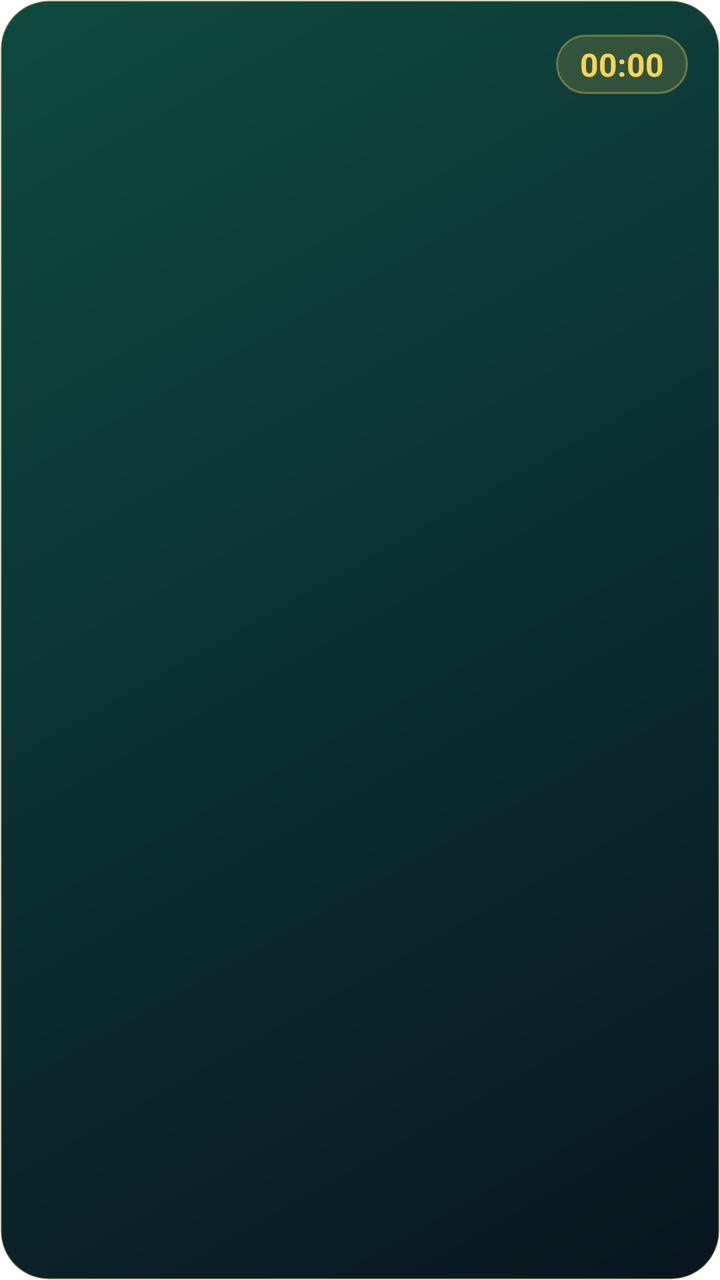
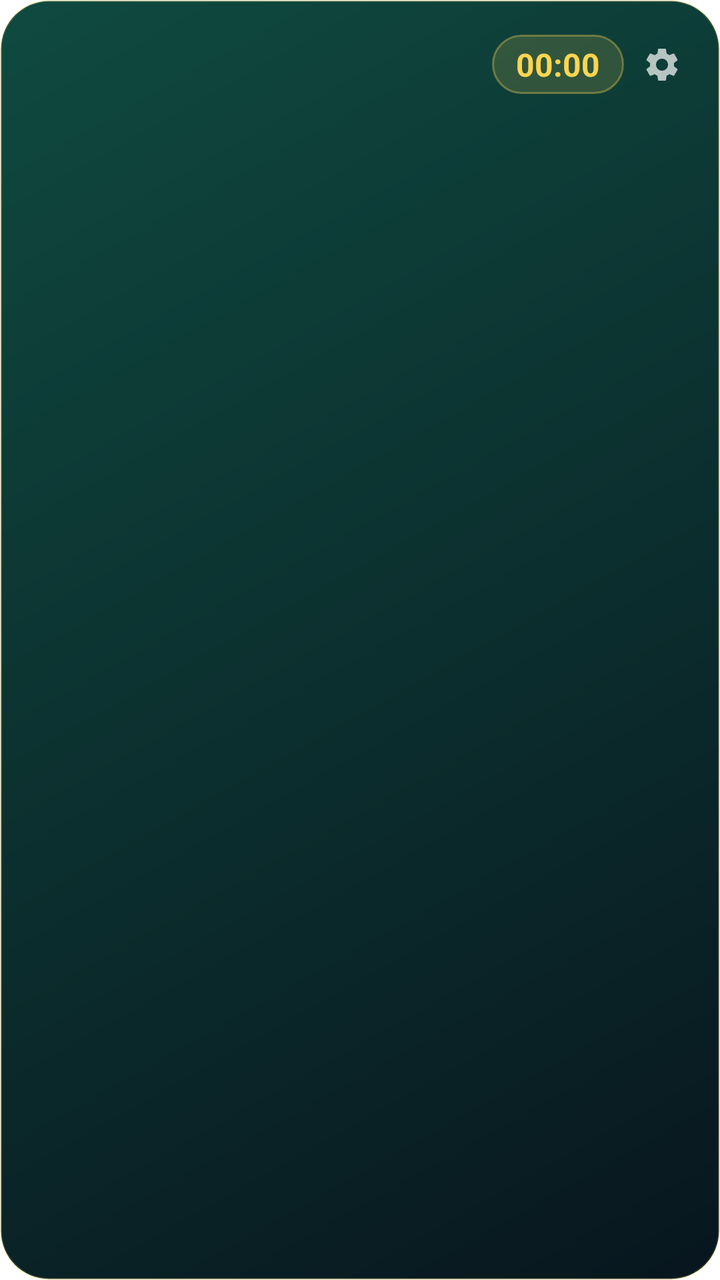

Screens rendered from an Android XML layout before and after an edit, with the pre-edit source and the edit as a unified diff.
<!-- AndroidManifest.xml: fallback theme Theme.MaterialComponents.DayNight.NoActionBar -->
<!-- res/layout/widget_prayer_medium.xml -->
<?xml version="1.0" encoding="utf-8"?>
<LinearLayout xmlns:android="http://schemas.android.com/apk/res/android"
    android:id="@+id/widget_root"
    android:layout_width="match_parent"
    android:layout_height="match_parent"
    android:background="@drawable/widget_background"
    android:orientation="vertical"
    android:padding="12dp">

    <LinearLayout
        android:layout_width="match_parent"
        android:layout_height="wrap_content"
        android:layout_marginBottom="6dp"
        android:gravity="center_vertical"
        android:orientation="horizontal"
        android:paddingHorizontal="4dp">

        <LinearLayout
            android:layout_width="0dp"
            android:layout_height="wrap_content"
            android:layout_weight="1"
            android:orientation="vertical">

            <TextView
                android:id="@+id/next_label"
                android:layout_width="match_parent"
                android:layout_height="wrap_content"
                android:ellipsize="end"
                android:letterSpacing="0.12"
                android:maxLines="1"
                android:textColor="#B3FFFFFF"
                android:textSize="10sp"
                android:textStyle="bold" />

            <TextView
                android:id="@+id/next_name"
                android:layout_width="match_parent"
                android:layout_height="wrap_content"
                android:ellipsize="end"
                android:maxLines="1"
                android:textColor="#FFFFFF"
                android:textSize="20sp"
                android:textStyle="bold" />
        </LinearLayout>

        <Chronometer
            android:id="@+id/countdown"
            android:layout_width="wrap_content"
            android:layout_height="wrap_content"
            android:background="@drawable/widget_pill"
            android:paddingHorizontal="12dp"
            android:paddingVertical="4dp"
            android:textColor="#FFD54F"
            android:textSize="16sp"
            android:textStyle="bold" />
    </LinearLayout>

    <LinearLayout
        android:id="@+id/row_0"
        android:layout_width="match_parent"
        android:layout_height="0dp"
        android:layout_weight="1"
        android:background="@drawable/widget_row_plain"
        android:gravity="center_vertical"
        android:orientation="horizontal"
        android:paddingHorizontal="10dp">

        <TextView
            android:id="@+id/name_0"
            android:layout_width="0dp"
            android:layout_height="wrap_content"
            android:layout_weight="1"
            android:textColor="#E6FFFFFF"
            android:textSize="14sp" />

        <TextView
            android:id="@+id/time_0"
            android:layout_width="wrap_content"
            android:layout_height="wrap_content"
            android:textColor="#E6FFFFFF"
            android:textSize="14sp"
            android:textStyle="bold" />
    </LinearLayout>

    <LinearLayout
        android:id="@+id/row_1"
        android:layout_width="match_parent"
        android:layout_height="0dp"
        android:layout_weight="1"
        android:background="@drawable/widget_row_plain"
        android:gravity="center_vertical"
        android:orientation="horizontal"
        android:paddingHorizontal="10dp">

        <TextView
            android:id="@+id/name_1"
            android:layout_width="0dp"
            android:layout_height="wrap_content"
            android:layout_weight="1"
            android:textColor="#E6FFFFFF"
            android:textSize="14sp" />

        <TextView
            android:id="@+id/time_1"
            android:layout_width="wrap_content"
            android:layout_height="wrap_content"
            android:textColor="#E6FFFFFF"
            android:textSize="14sp"
            android:textStyle="bold" />
    </LinearLayout>

    <LinearLayout
        android:id="@+id/row_2"
        android:layout_width="match_parent"
        android:layout_height="0dp"
        android:layout_weight="1"
        android:background="@drawable/widget_row_plain"
        android:gravity="center_vertical"
        android:orientation="horizontal"
        android:paddingHorizontal="10dp">

        <TextView
            android:id="@+id/name_2"
            android:layout_width="0dp"
            android:layout_height="wrap_content"
            android:layout_weight="1"
            android:textColor="#E6FFFFFF"
            android:textSize="14sp" />

        <TextView
            android:id="@+id/time_2"
            android:layout_width="wrap_content"
            android:layout_height="wrap_content"
            android:textColor="#E6FFFFFF"
            android:textSize="14sp"
            android:textStyle="bold" />
    </LinearLayout>

    <LinearLayout
        android:id="@+id/row_3"
        android:layout_width="match_parent"
        android:layout_height="0dp"
        android:layout_weight="1"
        android:background="@drawable/widget_row_plain"
        android:gravity="center_vertical"
        android:orientation="horizontal"
        android:paddingHorizontal="10dp">

        <TextView
            android:id="@+id/name_3"
            android:layout_width="0dp"
            android:layout_height="wrap_content"
            android:layout_weight="1"
            android:textColor="#E6FFFFFF"
            android:textSize="14sp" />

        <TextView
            android:id="@+id/time_3"
            android:layout_width="wrap_content"
            android:layout_height="wrap_content"
            android:textColor="#E6FFFFFF"
            android:textSize="14sp"
            android:textStyle="bold" />
    </LinearLayout>

    <LinearLayout
        android:id="@+id/row_4"
        android:layout_width="match_parent"
        android:layout_height="0dp"
        android:layout_weight="1"
        android:background="@drawable/widget_row_plain"
        android:gravity="center_vertical"
        android:orientation="horizontal"
        android:paddingHorizontal="10dp">

        <TextView
            android:id="@+id/name_4"
            android:layout_width="0dp"
            android:layout_height="wrap_content"
            android:layout_weight="1"
            android:textColor="#E6FFFFFF"
            android:textSize="14sp" />

        <TextView
            android:id="@+id/time_4"
            android:layout_width="wrap_content"
            android:layout_height="wrap_content"
            android:textColor="#E6FFFFFF"
            android:textSize="14sp"
            android:textStyle="bold" />
    </LinearLayout>
</LinearLayout>
<!-- resources referenced by this layout -->
<resources>
  <!-- drawable widget_background (drawable) -->
  <?xml version="1.0" encoding="utf-8"?>
  <layer-list xmlns:android="http://schemas.android.com/apk/res/android">
      <item>
          <shape android:shape="rectangle">
              <corners android:radius="24dp" />
              <gradient
                  android:angle="315"
                  android:startColor="#FF0F4A40"
                  android:centerColor="#FF0C2F33"
                  android:endColor="#FF08161E"
                  android:type="linear" />
              <stroke android:width="1dp" android:color="#33FFD54F" />
          </shape>
      </item>
  </layer-list>
  <!-- drawable widget_pill (drawable) -->
  <?xml version="1.0" encoding="utf-8"?>
  <shape xmlns:android="http://schemas.android.com/apk/res/android" android:shape="rectangle">
      <corners android:radius="16dp" />
      <solid android:color="#26FFD54F" />
      <stroke android:width="1dp" android:color="#59FFD54F" />
  </shape>
  <!-- drawable widget_row_plain (drawable) -->
  <?xml version="1.0" encoding="utf-8"?>
  <shape xmlns:android="http://schemas.android.com/apk/res/android" android:shape="rectangle">
      <corners android:radius="12dp" />
      <solid android:color="#00000000" />
  </shape>
</resources>

<!-- the commit's change to res/layout/widget_prayer_medium.xml (unified diff, before → after) -->
@@ -1,9 +1,21 @@
 <?xml version="1.0" encoding="utf-8"?>
-<LinearLayout xmlns:android="http://schemas.android.com/apk/res/android"
+<FrameLayout xmlns:android="http://schemas.android.com/apk/res/android"
     android:id="@+id/widget_root"
     android:layout_width="match_parent"
+    android:layout_height="match_parent">
+
+    <ImageView
+        android:id="@+id/widget_bg"
+        android:layout_width="match_parent"
+        android:layout_height="match_parent"
+        android:contentDescription="@null"
+        android:scaleType="fitXY"
+        android:src="@drawable/widget_bg_emerald" />
+
+    <LinearLayout xmlns:android="http://schemas.android.com/apk/res/android"
+        android:id="@+id/widget_content"
+    android:layout_width="match_parent"
     android:layout_height="match_parent"
-    android:background="@drawable/widget_background"
     android:orientation="vertical"
     android:padding="12dp">
 
@@ -53,7 +65,38 @@
             android:textColor="#FFD54F"
             android:textSize="16sp"
             android:textStyle="bold" />
-    </LinearLayout>
+
+        <ImageView
+            android:id="@+id/widget_gear"
+            android:layout_width="26dp"
+            android:layout_height="26dp"
+            android:layout_marginStart="6dp"
+            android:alpha="0.7"
+            android:contentDescription="@string/widget_settings"
+            android:padding="3dp"
+            android:src="@drawable/ic_widget_gear" />
+    </LinearLayout>
+
+        <TextView
+            android:id="@+id/info_date"
+            android:layout_width="match_parent"
+            android:layout_height="wrap_content"
+        android:paddingHorizontal="4dp"
+            android:ellipsize="end"
+            android:maxLines="1"
+            android:textColor="#B3FFFFFF"
+            android:textSize="11sp"
+            android:visibility="gone" />
+        <TextView
+            android:id="@+id/info_extra"
+            android:layout_width="match_parent"
+            android:layout_height="wrap_content"
+        android:paddingHorizontal="4dp"
+            android:ellipsize="end"
+            android:maxLines="1"
+            android:textColor="#B3FFFFFF"
+            android:textSize="11sp"
+            android:visibility="gone" />
 
     <LinearLayout
         android:id="@+id/row_0"
@@ -190,3 +233,4 @@
             android:textStyle="bold" />
     </LinearLayout>
 </LinearLayout>
+</FrameLayout>
<!-- resource entries referenced after the edit -->
@@ -1,21 +1,24 @@
 <!-- resources referenced by this layout -->
 <resources>
-  <!-- drawable widget_background (drawable) -->
+  <!-- drawable ic_widget_gear (drawable) -->
   <?xml version="1.0" encoding="utf-8"?>
-  <layer-list xmlns:android="http://schemas.android.com/apk/res/android">
-      <item>
-          <shape android:shape="rectangle">
-              <corners android:radius="24dp" />
-              <gradient
-                  android:angle="315"
-                  android:startColor="#FF0F4A40"
-                  android:centerColor="#FF0C2F33"
-                  android:endColor="#FF08161E"
-                  android:type="linear" />
-              <stroke android:width="1dp" android:color="#33FFD54F" />
-          </shape>
-      </item>
-  </layer-list>
+  <vector xmlns:android="http://schemas.android.com/apk/res/android"
+      android:width="24dp" android:height="24dp"
+      android:viewportWidth="24" android:viewportHeight="24">
+      <path android:fillColor="#FFFFFFFF"
+          android:pathData="M19.14,12.94c0.04,-0.3 0.06,-0.61 0.06,-0.94c0,-0.32 -0.02,-0.64 -0.07,-0.94l2.03,-1.58c0.18,-0.14 0.23,-0.41 0.12,-0.61l-1.92,-3.32c-0.12,-0.22 -0.37,-0.29 -0.59,-0.22l-2.39,0.96c-0.5,-0.38 -1.03,-0.7 -1.62,-0.94L14.4,2.81c-0.04,-0.24 -0.24,-0.41 -0.48,-0.41h-3.84c-0.24,0 -0.43,0.17 -0.47,0.41L9.25,5.35C8.66,5.59 8.12,5.92 7.63,6.29L5.24,5.33c-0.22,-0.08 -0.47,0 -0.59,0.22L2.74,8.87C2.62,9.08 2.66,9.34 2.86,9.48l2.03,1.58C4.84,11.36 4.8,11.69 4.8,12s0.02,0.64 0.07,0.94l-2.03,1.58c-0.18,0.14 -0.23,0.41 -0.12,0.61l1.92,3.32c0.12,0.22 0.37,0.29 0.59,0.22l2.39,-0.96c0.5,0.38 1.03,0.7 1.62,0.94l0.36,2.54c0.05,0.24 0.24,0.41 0.48,0.41h3.84c0.24,0 0.44,-0.17 0.47,-0.41l0.36,-2.54c0.59,-0.24 1.13,-0.56 1.62,-0.94l2.39,0.96c0.22,0.08 0.47,0 0.59,-0.22l1.92,-3.32c0.12,-0.22 0.07,-0.47 -0.12,-0.61L19.14,12.94zM12,15.6c-1.98,0 -3.6,-1.62 -3.6,-3.6s1.62,-3.6 3.6,-3.6s3.6,1.62 3.6,3.6S13.98,15.6 12,15.6z" />
+  </vector>
+  <!-- drawable widget_bg_emerald (drawable) -->
+  <?xml version="1.0" encoding="utf-8"?>
+  <shape xmlns:android="http://schemas.android.com/apk/res/android" android:shape="rectangle">
+      <corners android:radius="24dp" />
+      <gradient
+          android:angle="315"
+          android:startColor="#FF0F4A40"
+          android:endColor="#FF08161E"
+          android:type="linear" />
+      <stroke android:width="1dp" android:color="#33FFD54F" />
+  </shape>
   <!-- drawable widget_pill (drawable) -->
   <?xml version="1.0" encoding="utf-8"?>
   <shape xmlns:android="http://schemas.android.com/apk/res/android" android:shape="rectangle">
@@ -29,5 +32,6 @@
       <corners android:radius="12dp" />
       <solid android:color="#00000000" />
   </shape>
+  <string name="widget_settings">Widget settings</string>
 </resources>
 
